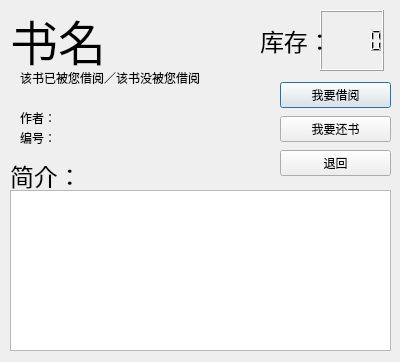
sxtyzhangzk/LiBrother, file LiBrother/LiBrotherClient/bookdata.ui: the form before one commit.
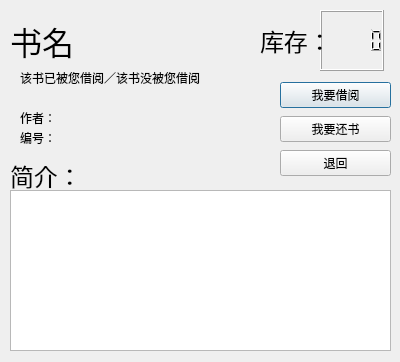
The form after the commit.

Commit message: user's account and password system && bookdata system add

Patch:
```diff
--- a/LiBrother/LiBrotherClient/bookdata.ui
+++ b/LiBrother/LiBrotherClient/bookdata.ui
@@ -18,14 +18,14 @@
     <rect>
      <x>10</x>
      <y>10</y>
-     <width>91</width>
+     <width>241</width>
      <height>61</height>
     </rect>
    </property>
    <property name="font">
     <font>
      <family>Libian SC</family>
-     <pointsize>36</pointsize>
+     <pointsize>24</pointsize>
      <weight>50</weight>
      <bold>false</bold>
     </font>
@@ -136,7 +136,7 @@
     <rect>
      <x>20</x>
      <y>110</y>
-     <width>59</width>
+     <width>231</width>
      <height>16</height>
     </rect>
    </property>
@@ -149,7 +149,7 @@
     <rect>
      <x>20</x>
      <y>130</y>
-     <width>59</width>
+     <width>221</width>
      <height>16</height>
     </rect>
    </property>
```
The commit also changes 8 other files.
